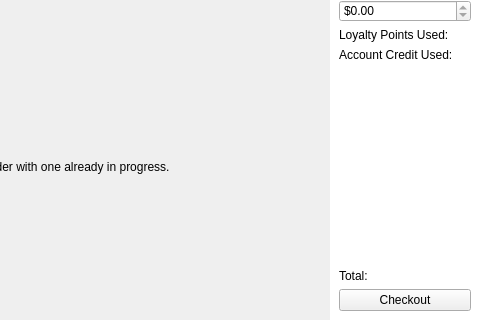
The window that src/view/makeorderview.ui (aidanMiklos/COMP3004FINAL) describes before a commit, drawn with Qt 5; both pictures show x 426 to 906 and y 180 to 500 of the 906 by 500 pixel window.
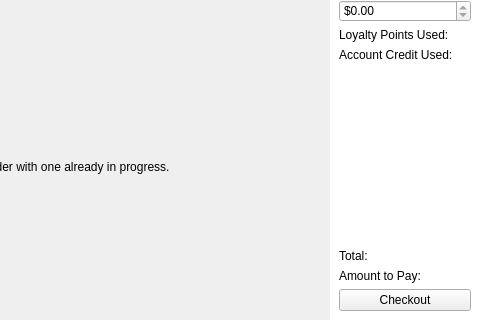
The same window after the commit.

Commit message: show amount to pay on the order page

```diff
--- a/src/view/makeorderview.ui
+++ b/src/view/makeorderview.ui
@@ -447,6 +447,13 @@
           </property>
          </widget>
         </item>
+        <item>
+         <widget class="QLabel" name="makeOrderAmountToPayLbl">
+          <property name="text">
+           <string>Amount to Pay:</string>
+          </property>
+         </widget>
+        </item>
         <item>
          <widget class="QPushButton" name="makeOrderCheckoutBtn">
           <property name="text">
```
The commit also changes 1 other file.
